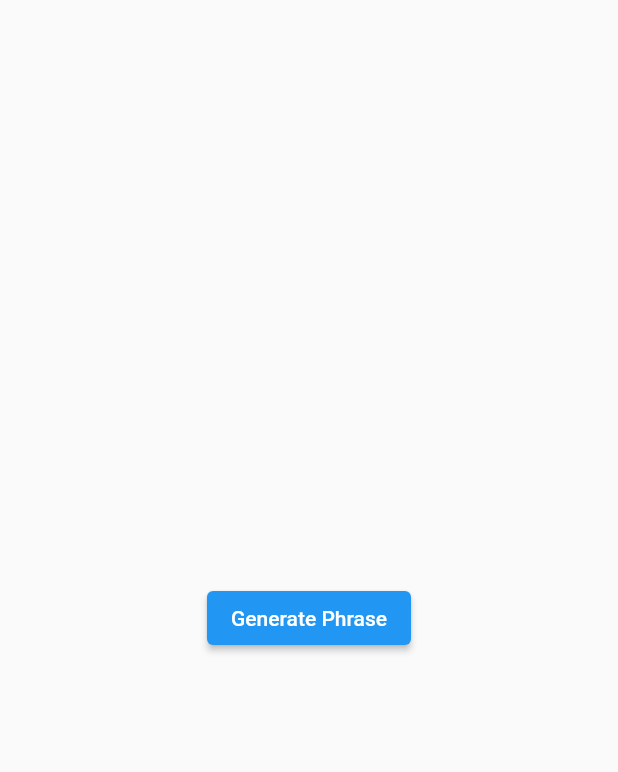
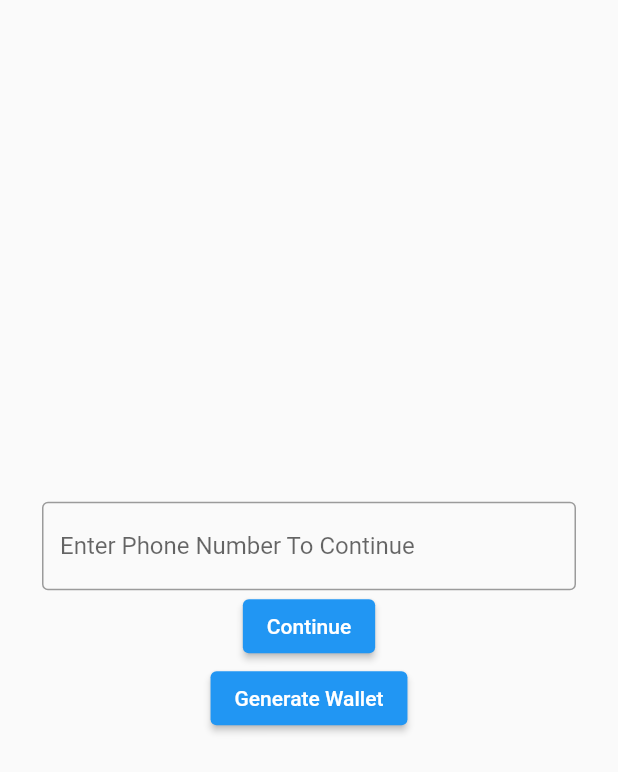
Before and after one commit to an-ku-sh/wallet, a Flutter app: the screen it shows after launch, on a phone screen of 412 x 824 dp. Shown: the top 772 px of the screen. Run offline on Flutter 3.47's test engine with Material 2 defaults, Android fonts, the phone set to English and light mode, and no system bars; our stand-ins replace hex, shared_preferences; missing offline and left inert: bip39, ed25519_hd_key, web3dart.

Commit message:
routing, persistence

```diff
--- /dev/null
+++ b/lib/Pages/onboarding.dart
@@ -0,0 +1,86 @@
+import 'package:flutter/material.dart';
+import 'package:provider/provider.dart';
+import 'package:wallet/Pages/wallet_home_page.dart';
+import 'package:wallet/Utils/wallet_provider.dart';
+
+class Onboarding extends StatefulWidget {
+  const Onboarding({super.key});
+
+  @override
+  State<Onboarding> createState() => _OnboardingState();
+}
+
+class _OnboardingState extends State<Onboarding> {
+  bool keyExists = false;
+  void keyGen() {
+    final walletProvider = Provider.of<WalletProvider>(context, listen: false);
+    final mnemonic = walletProvider.generateMnemonic();
+    walletProvider.getPrivateKey(mnemonic).then(
+      (privateKey) {
+        setState(
+          () {
+            keyExists = true;
+            print(keyExists);
+            navigateToWalletPage();
+          },
+        );
+      },
+    );
+    // final privateKey =
+    //     await walletProvider.getPrivateKey(mnemonic);
+    // final publicKey =
+    //     await walletProvider.getPublicKey(privateKey);
+    // setState(() {
+    //   walletProvider.setPrivateKey();
+    // });
+    print(mnemonic);
+    // print(privateKey);
+    // print(publicKey);
+  }
+
+  void navigateToWalletPage() {
+    print("push called");
+    keyExists
+        ? Navigator.push(
+            context,
+            MaterialPageRoute(
+              builder: (context) => Wallet(),
+            ),
+          )
+        : null;
+  }
+
+  @override
+  Widget build(BuildContext context) {
+    return Scaffold(
+      body: SafeArea(
+        child: Center(
+          child: Padding(
+            padding: const EdgeInsets.all(28.0),
+            child: Column(
+              mainAxisAlignment: MainAxisAlignment.center,
+              children: [
+                TextField(
+                  decoration: InputDecoration(
+                    hintText: "Enter Phone Number To Continue",
+                    border: OutlineInputBorder(),
+                  ),
+                ),
+                ElevatedButton(
+                  onPressed: () {},
+                  child: const Text("Continue"),
+                ),
+                ElevatedButton(
+                  onPressed: () async {
+                    keyGen();
+                  },
+                  child: const Text("Generate Wallet"),
+                ),
+              ],
+            ),
+          ),
+        ),
+      ),
+    );
+  }
+}
--- /dev/null
+++ b/lib/Utils/routes.dart
@@ -0,0 +1,3 @@
+class MyRoutes {
+  static String loginRoute = '/login';
+}
```
Also changed, not shown: lib/Pages/home.dart (deleted, +0 -15 lines), lib/Pages/login_page.dart (added, +22 -0 lines), lib/Pages/wallet_home_page.dart (added, +76 -0 lines), lib/Utils/wallet_provider.dart (+5 -2 lines), lib/main.dart (+38 -19 lines).
